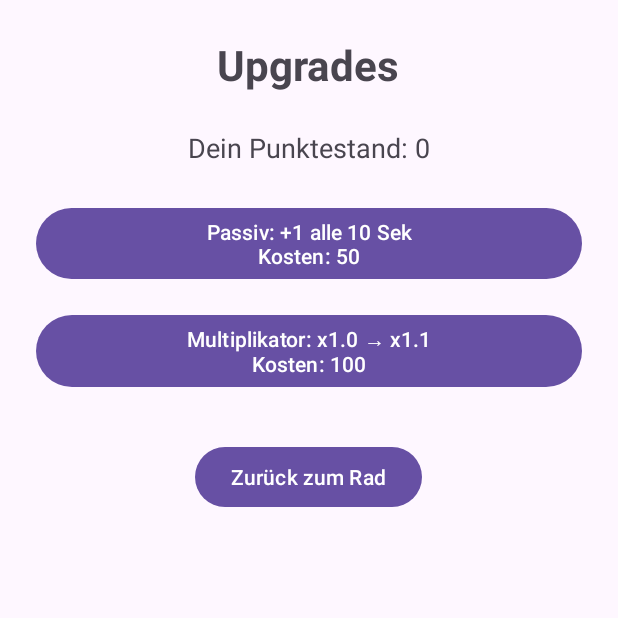
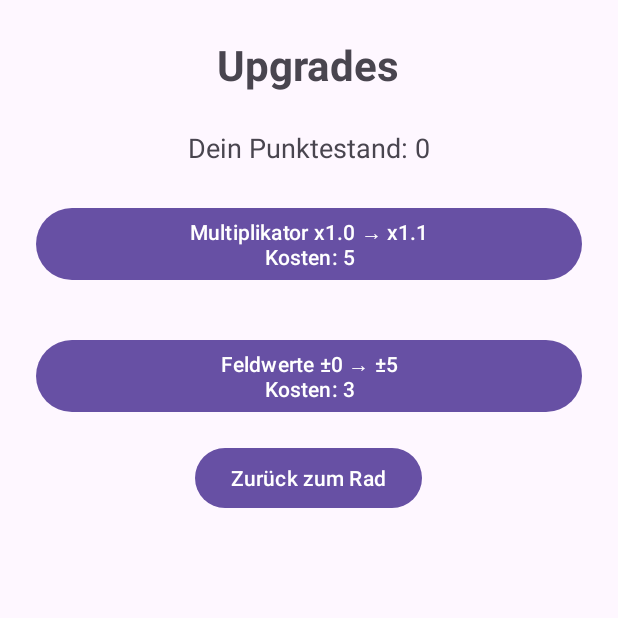
Before and after one commit to SCREWYT/Gluecksrad, an Android app: the MainActivity screen opened directly, with no data from a screen before it, after a tap on "Upgrades", on a phone screen of 412 x 824 dp, the top half of it. Run offline under Robolectric (Android 15) with nearby library versions, the phone set to English and light mode, and no system bars; 1 other tap on this screen came first.

Commit message:
Update project
- remove upgrade: "passive income"
  - causes inconsistencies in score

```diff
--- a/app/src/main/java/com/example/gluecksrad/ui/MainActivity.java
+++ b/app/src/main/java/com/example/gluecksrad/ui/MainActivity.java
@@ -34,12 +34,11 @@ public class MainActivity extends AppCompatActivity {
     private String username;
     private ScoreDao scoreDao;
 
-    private Handler handler = new Handler();
-    private Runnable passiveRunnable;
-    private final String PASSIVE_KEY = "passive_income";
     private final String MULTIPLIER_KEY = "multiplier";
+    private final String FIELDVALUE_KEY = "field_value";
 
-    private final int[] spinValues = {+10, -10, +20, -20, +30, -30, +40, -40};
+    private final int[] baseSpinValues = {+10, -10, +20, -20, +30, -30, +40, -40};
+    private final int[] spinValues = new int[8];
 
     @Override
     protected void onCreate(Bundle savedInstanceState) {
@@ -71,8 +70,7 @@ public class MainActivity extends AppCompatActivity {
                 findViewById(R.id.field8)
         };
 
-        multiplier = 1.0f + 0.1f * scoreDao.getUpgradeLevel(username, MULTIPLIER_KEY);
-
+        updateFieldValues();
         updateScoreText();
         wheelContainer.post(this::positionNumbersOnCircle);
 
@@ -89,40 +87,26 @@ public class MainActivity extends AppCompatActivity {
             intent.putExtra("username", username);
             startActivity(intent);
         });
-
-        startPassiveScoreTimer();
     }
 
-    private void startPassiveScoreTimer() {
-        passiveRunnable = new Runnable() {
-            @Override
-            public void run() {
-                int upgradeLevel = scoreDao.getUpgradeLevel(username, PASSIVE_KEY);
-                if (upgradeLevel > 0) {
-                    score += upgradeLevel;
-                    scoreDao.updateScore(username, score);
-                    updateScoreText();
-                }
-                handler.postDelayed(this, 10000);
+    private void updateFieldValues() {
+        int fieldLevel = scoreDao.getUpgradeLevel(username, FIELDVALUE_KEY);
+        for (int i = 0; i < baseSpinValues.length; i++) {
+            if (baseSpinValues[i] > 0) {
+                spinValues[i] = baseSpinValues[i] + (fieldLevel * 5);
+            } else {
+                spinValues[i] = baseSpinValues[i] - (fieldLevel * 5);
             }
-        };
-        handler.postDelayed(passiveRunnable, 10000);
-    }
-
-    @Override
-    protected void onDestroy() {
-        super.onDestroy();
-        handler.removeCallbacks(passiveRunnable);
+        }
     }
 
     private void positionNumbersOnCircle() {
         int radius = wheelContainer.getWidth() / 2 - 150;
         int centerX = wheelContainer.getWidth() / 2;
         int centerY = wheelContainer.getHeight() / 2;
-        int count = fields.length;
 
-        for (int i = 0; i < count; i++) {
-            double angle = 2 * Math.PI * i / count - Math.PI / 2;
+        for (int i = 0; i < fields.length; i++) {
+            double angle = 2 * Math.PI * i / fields.length - Math.PI / 2;
             float x = (float) (centerX + radius * Math.cos(angle) - fields[i].getWidth() / 2f);
             float y = (float) (centerY + radius * Math.sin(angle) - fields[i].getHeight() / 2f);
             fields[i].setX(x);
@@ -144,13 +128,11 @@ public class MainActivity extends AppCompatActivity {
         animator.setInterpolator(new android.view.animation.DecelerateInterpolator());
 
         animator.addListener(new Animator.AnimatorListener() {
-            @Override
-            public void onAnimationStart(Animator animation) {
+            @Override public void onAnimationStart(Animator animation) {
                 buttonSpin.setEnabled(false);
             }
 
-            @Override
-            public void onAnimationEnd(Animator animation) {
+            @Override public void onAnimationEnd(Animator animation) {
                 buttonSpin.setEnabled(true);
                 currentRotation = targetRotation % 360f;
                 if (currentRotation < 0) currentRotation += 360f;
@@ -158,9 +140,10 @@ public class MainActivity extends AppCompatActivity {
                 int landedSector = getSectorUnderPointer(currentRotation, sectorCount);
                 int basePoints = spinValues[landedSector];
 
-                // Multiplikator wirkt nur auf positive Punkte
+                float multiplierValue = 1.0f + 0.1f * scoreDao.getUpgradeLevel(username, MULTIPLIER_KEY);
+
                 int gained = (basePoints > 0)
-                        ? Math.round(basePoints * multiplier)
+                        ? Math.round(basePoints * multiplierValue)
                         : basePoints;
 
                 score += gained;
@@ -181,7 +164,6 @@ public class MainActivity extends AppCompatActivity {
 
     private int getSectorUnderPointer(float wheelRotation, int sectorCount) {
         final float pointerAngle = 180f;
-
         float normalizedRotation = wheelRotation % 360f;
         if (normalizedRotation < 0) normalizedRotation += 360f;
 
--- a/app/src/main/java/com/example/gluecksrad/ui/UpgradeActivity.java
+++ b/app/src/main/java/com/example/gluecksrad/ui/UpgradeActivity.java
@@ -15,17 +15,17 @@ import com.example.gluecksrad.database.ScoreDao;
 
 public class UpgradeActivity extends AppCompatActivity {
 
-    private Button buttonUpgradePassive, buttonUpgradeMultiplier, buttonBackToMain;
+    private Button buttonUpgradeMultiplier, buttonUpgradeFieldValue, buttonBackToMain;
     private TextView textViewUpgradeStatus;
 
     private String username;
     private ScoreDao scoreDao;
 
-    private static final String UPGRADE_PASSIVE = "passive_income";
     private static final String UPGRADE_MULTIPLIER = "multiplier";
+    private static final String UPGRADE_FIELDVALUE = "field_value";
 
-    private static final int BASE_COST_PASSIVE = 50;
-    private static final int BASE_COST_MULTIPLIER = 100;
+    private static final int BASE_COST_MULTIPLIER = 5;
+    private static final int BASE_COST_FIELDVALUE = 3;
 
     @Override
     protected void onCreate(Bundle savedInstanceState) {
@@ -39,37 +39,37 @@ public class UpgradeActivity extends AppCompatActivity {
         SQLiteDatabase db = dbHelper.getWritableDatabase();
         scoreDao = new ScoreDao(db);
 
-        buttonUpgradePassive = findViewById(R.id.buttonUpgradePassive);
         buttonUpgradeMultiplier = findViewById(R.id.buttonUpgradeMultiplier);
+        buttonUpgradeFieldValue = findViewById(R.id.buttonUpgradeFieldValue);
         buttonBackToMain = findViewById(R.id.buttonBackToMain);
         textViewUpgradeStatus = findViewById(R.id.textViewUpgradeStatus);
 
         updateUpgradeButtons();
 
-        buttonUpgradePassive.setOnClickListener(v -> {
-            int currentLevel = scoreDao.getUpgradeLevel(username, UPGRADE_PASSIVE);
-            int cost = (int) Math.ceil(BASE_COST_PASSIVE * Math.pow(1.2, currentLevel));
+        buttonUpgradeMultiplier.setOnClickListener(v -> {
+            int level = scoreDao.getUpgradeLevel(username, UPGRADE_MULTIPLIER);
+            int cost = (int) Math.ceil(BASE_COST_MULTIPLIER * Math.pow(1.1, level));
             int currentScore = scoreDao.getScore(username);
 
             if (currentScore >= cost) {
                 scoreDao.updateScore(username, currentScore - cost);
-                scoreDao.setUpgradeLevel(username, UPGRADE_PASSIVE, currentLevel + 1);
-                Toast.makeText(this, "Passiv-Upgrade gekauft!", Toast.LENGTH_SHORT).show();
+                scoreDao.setUpgradeLevel(username, UPGRADE_MULTIPLIER, level + 1);
+                Toast.makeText(this, "Multiplikator-Upgrade gekauft!", Toast.LENGTH_SHORT).show();
                 updateUpgradeButtons();
             } else {
                 Toast.makeText(this, "Nicht genug Punkte!", Toast.LENGTH_SHORT).show();
             }
         });
 
-        buttonUpgradeMultiplier.setOnClickListener(v -> {
-            int currentLevel = scoreDao.getUpgradeLevel(username, UPGRADE_MULTIPLIER);
-            int cost = (int) Math.ceil(BASE_COST_MULTIPLIER * Math.pow(1.2, currentLevel));
+        buttonUpgradeFieldValue.setOnClickListener(v -> {
+            int level = scoreDao.getUpgradeLevel(username, UPGRADE_FIELDVALUE);
+            int cost = (int) Math.ceil(BASE_COST_FIELDVALUE * Math.pow(1.1, level));
             int currentScore = scoreDao.getScore(username);
 
             if (currentScore >= cost) {
                 scoreDao.updateScore(username, currentScore - cost);
-                scoreDao.setUpgradeLevel(username, UPGRADE_MULTIPLIER, currentLevel + 1);
-                Toast.makeText(this, "Multiplikator-Upgrade gekauft!", Toast.LENGTH_SHORT).show();
+                scoreDao.setUpgradeLevel(username, UPGRADE_FIELDVALUE, level + 1);
+                Toast.makeText(this, "Feldwerte-Upgrade gekauft!", Toast.LENGTH_SHORT).show();
                 updateUpgradeButtons();
             } else {
                 Toast.makeText(this, "Nicht genug Punkte!", Toast.LENGTH_SHORT).show();
@@ -85,18 +85,20 @@ public class UpgradeActivity extends AppCompatActivity {
     }
 
     private void updateUpgradeButtons() {
-        int passiveLevel = scoreDao.getUpgradeLevel(username, UPGRADE_PASSIVE);
-        int multiplierLevel = scoreDao.getUpgradeLevel(username, UPGRADE_MULTIPLIER);
+        int levelMultiplier = scoreDao.getUpgradeLevel(username, UPGRADE_MULTIPLIER);
+        int levelField = scoreDao.getUpgradeLevel(username, UPGRADE_FIELDVALUE);
         int score = scoreDao.getScore(username);
 
-        int costPassive = (int) Math.ceil(BASE_COST_PASSIVE * Math.pow(1.2, passiveLevel));
-        int costMultiplier = (int) Math.ceil(BASE_COST_MULTIPLIER * Math.pow(1.2, multiplierLevel));
+        int costMultiplier = (int) Math.ceil(BASE_COST_MULTIPLIER * Math.pow(1.1, levelMultiplier));
+        int costField = (int) Math.ceil(BASE_COST_FIELDVALUE * Math.pow(1.1, levelField));
 
-        buttonUpgradePassive.setText("Passiv: +" + (passiveLevel + 1) + " alle 10 Sek\nKosten: " + costPassive);
-        buttonUpgradeMultiplier.setText("Multiplikator: x" +
-                String.format("%.1f", 1 + multiplierLevel * 0.1) +
-                " → x" + String.format("%.1f", 1 + (multiplierLevel + 1) * 0.1) +
+        buttonUpgradeMultiplier.setText("Multiplikator x" +
+                String.format("%.1f", 1 + 0.1 * levelMultiplier) +
+                " → x" + String.format("%.1f", 1 + 0.1 * (levelMultiplier + 1)) +
                 "\nKosten: " + costMultiplier);
+
+        buttonUpgradeFieldValue.setText("Feldwerte ±" + (levelField * 5) +
+                " → ±" + ((levelField + 1) * 5) + "\nKosten: " + costField);
 
         textViewUpgradeStatus.setText("Dein Punktestand: " + score);
     }
--- a/app/src/main/res/layout/activity_upgrade.xml
+++ b/app/src/main/res/layout/activity_upgrade.xml
@@ -29,16 +29,6 @@
 
     <!-- 0 = Platzhalter erneut wie davor bei "activity_main" und dem Rad -->
 
-    <!-- Upgrade: Passives Einkommen -->
-    <Button
-        android:id="@+id/buttonUpgradePassive"
-        android:layout_width="match_parent"
-        android:layout_height="wrap_content"
-        android:text="Passiv: +1 alle 10 Sek\nKosten: 50"
-        android:layout_marginBottom="16dp" />
-
-    <!-- "Passiv" = \n Zeilenumbruch -->
-
     <!-- Upgrade: Multiplikator -->
     <Button
         android:id="@+id/buttonUpgradeMultiplier"
@@ -46,6 +36,14 @@
         android:layout_height="wrap_content"
         android:text="Multiplikator x1.0 → x1.1\nKosten: 100"
         android:layout_marginBottom="32dp" />
+
+    <!-- Upgrade: Feldwerte -->
+    <Button
+        android:id="@+id/buttonUpgradeFieldValue"
+        android:layout_width="match_parent"
+        android:layout_height="wrap_content"
+        android:text="Feldwerte: ±5 stärker\nKosten: 3"
+        android:layout_marginBottom="16dp" />
 
     <!-- Zurück-Button zum Mainscreen des Glücksrads -->
     <Button
--- a/app/src/main/res/values/strings.xml
+++ b/app/src/main/res/values/strings.xml
@@ -1,3 +1,3 @@
 <resources>
-    <string name="app_name">Gluecksrad</string>
+    <string name="app_name">Glücksrad</string>
 </resources>
```
Also changed, not shown: app/src/main/java/com/example/gluecksrad/ui/LoginActivity.java (+29 -22 lines), 1 other file.
